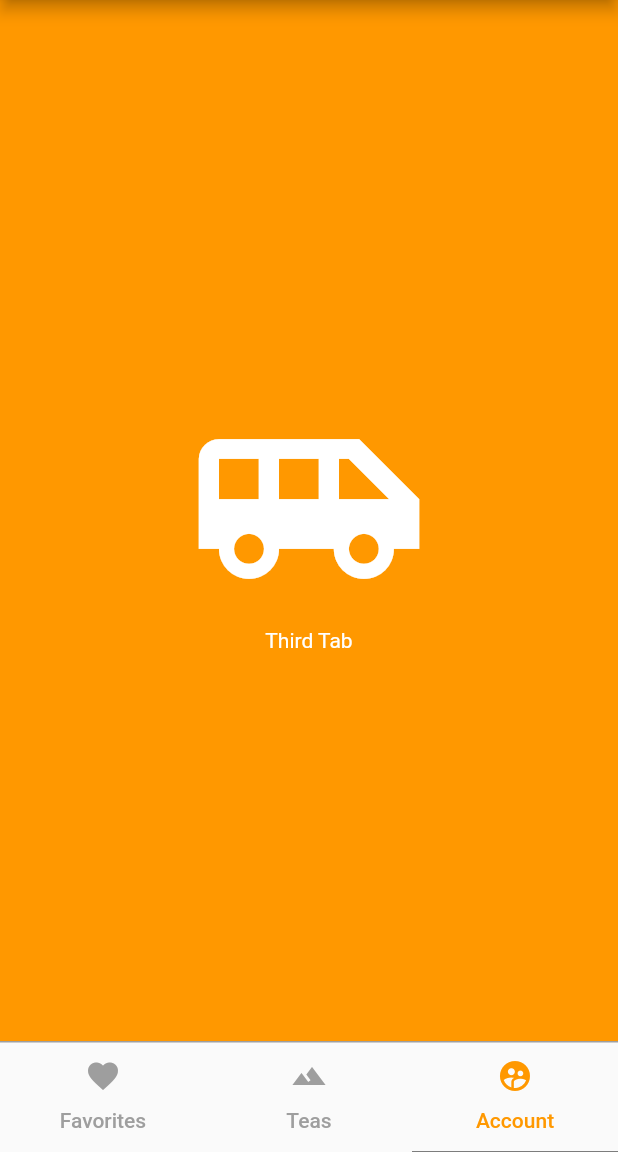
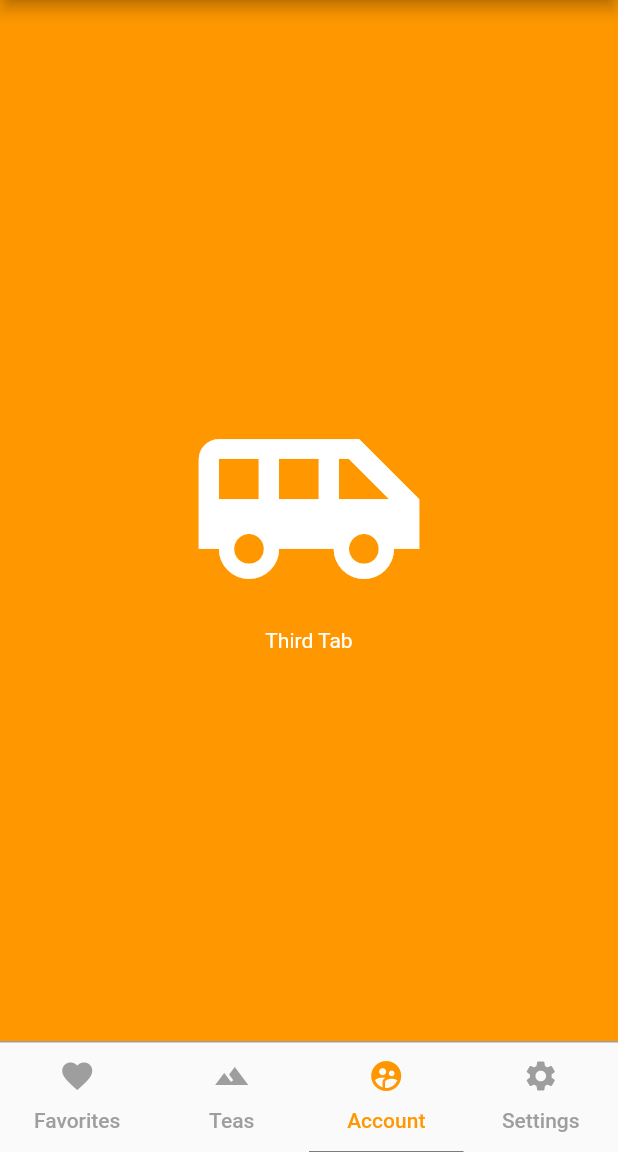
Before and after one commit to franckevva/flutter_tea, a Flutter app: the HomePage screen opened directly, item 3 of the bottom bar chosen, on a phone screen of 412 x 824 dp, the part 84-1236 px from its top. Run offline on Flutter 3.47's test engine with Material 2 defaults, Android fonts, the phone set to English and light mode, and no system bars; network calls fail.

Commit message:
- list styles - different trying of bottom navigation

```diff
--- a/lib/main.dart
+++ b/lib/main.dart
@@ -1,3 +1,4 @@
+import 'package:flutter/cupertino.dart';
 import 'package:flutter/material.dart';
 import 'package:tea_app/pages/first.dart';
 import 'package:tea_app/pages/tea-list-page.dart';
@@ -13,22 +14,33 @@ class MyApp extends StatelessWidget {
     return MaterialApp(
       title: 'Tea App',
       home: new HomePage(key: _homeStateKey),
-      theme: new ThemeData(
+      theme: getThemeData(),
+      initialRoute: '/teas',
+      routes: <String, WidgetBuilder>{
+        '/favorites': (BuildContext context) => new FirstTab(),
+        '/teas': (BuildContext context) => new TeaPage(),
+        '/account': (BuildContext context) => new ThirdTab(),
+        '/settings': (BuildContext context) => new FirstTab(),
+      },
+    );
+  }
+
+  ThemeData getThemeData() {
+    return new ThemeData(
       cardColor: Colors.white,
       dividerColor: Colors.grey,
       iconTheme: new IconThemeData(color: Colors.black),
       primaryColor: Colors.black,
+      bottomAppBarColor: Colors.orange,
       tabBarTheme: new TabBarTheme(
           labelColor: Colors.orange,
           unselectedLabelColor: Colors.grey,
-            indicator:
-                UnderlineTabIndicator(borderSide: BorderSide(width: 0.0))),
+          indicator: UnderlineTabIndicator(borderSide: BorderSide(width: 0.0))),
       buttonTheme: ButtonThemeData(buttonColor: Colors.redAccent),
       accentColor: Colors.redAccent,
       textTheme: TextTheme(
         subtitle: TextStyle(fontStyle: FontStyle.italic),
         title: TextStyle(fontWeight: FontWeight.bold),
-        ),
       ),
     );
   }
@@ -48,10 +60,14 @@ class HomePage extends StatefulWidget {
 }
 
 class HomeState extends State<HomePage> with SingleTickerProviderStateMixin {
-  TabController controller;
+  TabController _pageController;
+  int _currentIndex = 0;
+  List<int> _history = [0];
+
   final List<Widget> _childrenTabs = [
     new FirstTab(),
     new TeaPage(),
+    new ThirdTab(),
     new ThirdTab(),
   ];
 
@@ -60,13 +76,14 @@ class HomeState extends State<HomePage> with SingleTickerProviderStateMixin {
     super.initState();
 
     // Initialize the Tab Controller
-    controller = new TabController(length: _childrenTabs.length, vsync: this);
+    _pageController =
+        new TabController(length: _childrenTabs.length, vsync: this);
   }
 
   @override
   void dispose() {
     // Dispose of the Tab Controller
-    controller.dispose();
+    _pageController.dispose();
     super.dispose();
   }
 
@@ -83,16 +100,75 @@ class HomeState extends State<HomePage> with SingleTickerProviderStateMixin {
       // Set the TabBar view as the body of the Scaffold
       body: new TabBarView(
         children: _childrenTabs,
-        controller: controller,
+        controller: _pageController,
       ),
-      // Set the bottom navigation bar
-      bottomNavigationBar: new Container(
+      bottomNavigationBar: getBottomNavigationBarTap(),
+      /*new CupertinoTabBar(
+        currentIndex: _currentIndex,
+        onTap: (int index) {
+          Navigator.pushNamed(context, '/favorites');
+        },
+        items: <BottomNavigationBarItem>[
+          new BottomNavigationBarItem(
+            icon: new Icon(Icons.favorite),
+            title: new Text('Favorites'),
+          ),
+          new BottomNavigationBarItem(
+            icon: new Icon(Icons.landscape),
+            title: new Text('Teas'),
+          ),
+          new BottomNavigationBarItem(
+            icon: new Icon(Icons.supervised_user_circle),
+            title: new Text('Account'),
+          ),
+          new BottomNavigationBarItem(
+            icon: new Icon(Icons.settings),
+            title: new Text('Settings'),
+          ),
+        ],
+      ),*/
+    );
+  }
+
+  Widget getBottomNavigationBar() {
+    return new BottomNavigationBar(
+      currentIndex: _currentIndex,
+      onTap: (int index) {
+        Navigator.push(
+            context,
+            new MaterialPageRoute(
+                builder: (BuildContext context) => new FirstTab()));
+//        Navigator.pushNamed(context, '/favorites');
+      },
+      items: <BottomNavigationBarItem>[
+        new BottomNavigationBarItem(
+          icon: new Icon(Icons.favorite),
+          title: new Text('Favorites'),
+        ),
+        new BottomNavigationBarItem(
+          icon: new Icon(Icons.landscape),
+          title: new Text('Teas'),
+        ),
+        new BottomNavigationBarItem(
+          icon: new Icon(Icons.supervised_user_circle),
+          title: new Text('Account'),
+        ),
+        new BottomNavigationBarItem(
+          icon: new Icon(Icons.settings),
+          title: new Text('Settings'),
+        ),
+      ],
+      fixedColor: Colors.black,
+    );
+  }
+
+  Widget getBottomNavigationBarTap() {
+    return new Container(
       foregroundDecoration: BoxDecoration(
           border: Border(top: BorderSide(width: 1.0, color: Colors.grey))),
       child: new TabBar(
         tabs: <Tab>[
           new Tab(
-              // set icon to the tab
             icon: new Icon(Icons.favorite),
             text: 'Favorites',
           ),
@@ -101,11 +177,16 @@ class HomeState extends State<HomePage> with SingleTickerProviderStateMixin {
             text: 'Teas',
           ),
           new Tab(
-                icon: new Icon(Icons.supervised_user_circle), text: 'Account'),
+            icon: new Icon(Icons.supervised_user_circle),
+            text: 'Account',
+          ),
+          new Tab(
+            icon: new Icon(Icons.settings),
+            text: 'Settings',
+          ),
         ],
         // setup the controller
-          controller: controller,
-        ),
+        controller: _pageController,
       ),
     );
   }
--- a/lib/pages/first.dart
+++ b/lib/pages/first.dart
@@ -1,11 +1,12 @@
+import 'package:flutter/cupertino.dart';
 import 'package:flutter/material.dart';
 
 class FirstTab extends StatelessWidget {
   @override
   Widget build(BuildContext context) {
-    return new Scaffold(
+    return new CupertinoPageScaffold(
       backgroundColor: Colors.red,
-      body: new Container(
+      child: new Container(
         child: new Center(
           child: new Column(
             // center the children
```
Also changed, not shown: lib/components/tea_list.dart (+10 -2 lines), lib/components/tea_list_item.dart (+9 -3 lines). Lines whose indentation alone changed are shown as unchanged.
